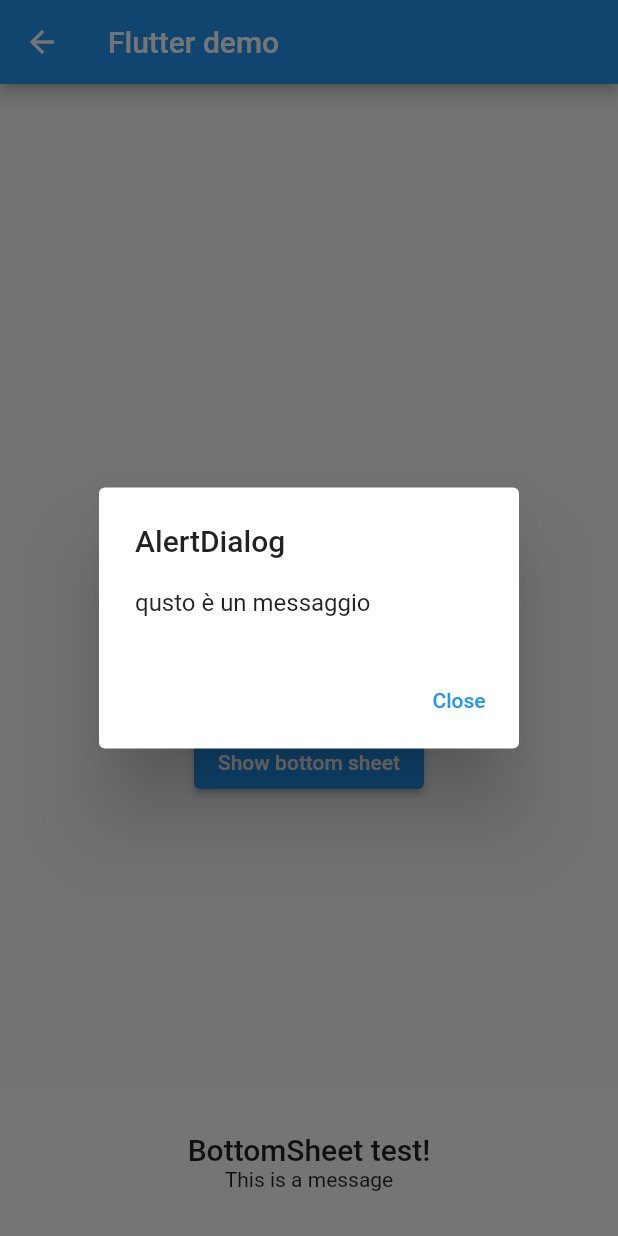
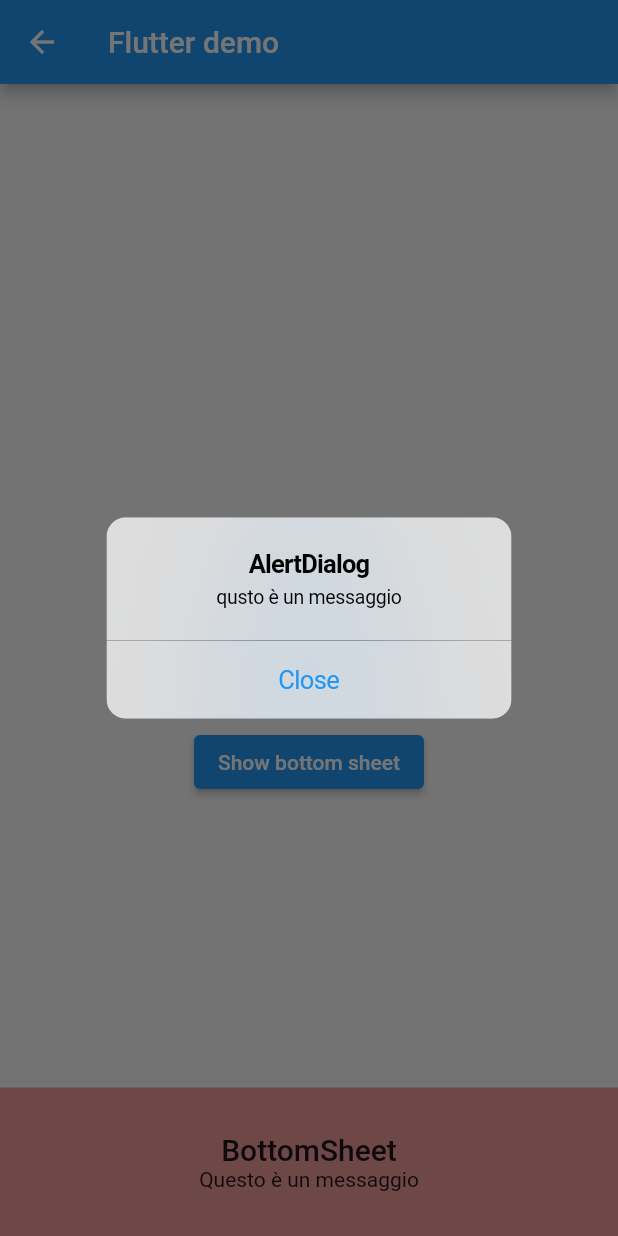
Before and after one commit to luigimicco/flutter_alert, a Flutter app: the screen it shows after launch, after a tap on "Show bottom sheet", after a tap on "Show alert dialog", on a phone screen of 412 x 824 dp. Run offline on Flutter 3.47's test engine with Material 2 defaults, Android fonts, the phone set to English and light mode, and no system bars.

Commit message:
add cupertino mode

```diff
--- a/lib/main.dart
+++ b/lib/main.dart
@@ -1,4 +1,5 @@
 import 'package:flutter/material.dart';
+import 'package:flutter/cupertino.dart';
 import 'platform_alert.dart';
 
 void main() => runApp(new MyApp());
@@ -95,14 +96,14 @@ class Home extends StatelessWidget {
         builder: (context) {
           return SafeArea(
               child: Container(
-            color: Theme.of(context).cardColor,
+            color: Colors.red[200],
             width: double.infinity,
             child: Padding(
                 padding: const EdgeInsets.symmetric(vertical: 30.0),
                 child: Column(mainAxisSize: MainAxisSize.min, children: [
-                  Text('BottomSheet test!',
+                  Text('BottomSheet',
                       style: Theme.of(context).textTheme.headline6),
-                  const Text('This is a message')
+                  const Text('Questo è un messaggio')
                 ])),
           ));
         });
@@ -112,36 +113,7 @@ class Home extends StatelessWidget {
     });
   }
 
-  Widget _buildRunCompleteSheet(context) {
-    return SafeArea(
-        child: Container(
-      color: Theme.of(context).cardColor,
-      width: double.infinity,
-      child: Padding(
-          padding: const EdgeInsets.symmetric(vertical: 30.0),
-          child: Column(mainAxisSize: MainAxisSize.min, children: [
-            Text('BottomSheet test!',
-                style: Theme.of(context).textTheme.headline6),
-            const Text('This is a message')
-          ])),
-    ));
-  }
-
-  void _buildMaterialAlert(BuildContext context, String title, String message) {
-    showDialog(
-        context: context,
-        builder: (context) {
-          return AlertDialog(
-              title: Text(title),
-              content: Text(message),
-              actions: [
-                TextButton(
-                    child: const Text('Close'),
-                    onPressed: () => Navigator.of(context).pop())
-              ]);
-        });
-  }
-
+/*
   void _showAlertDialog(BuildContext context, {TargetPlatform? style}) {
     showDialog(
         context: context,
@@ -151,6 +123,22 @@ class Home extends StatelessWidget {
               content: const Text("qusto è un messaggio"),
               actions: [
                 TextButton(
+                    child: const Text('Close'),
+                    onPressed: () => Navigator.of(context).pop())
+              ]);
+        });
+  }
+*/
+
+  void _showAlertDialog(BuildContext context, {TargetPlatform? style}) {
+    showDialog(
+        context: context,
+        builder: (context) {
+          return CupertinoAlertDialog(
+              title: const Text("AlertDialog"),
+              content: const Text("qusto è un messaggio"),
+              actions: [
+                CupertinoButton(
                     child: const Text('Close'),
                     onPressed: () => Navigator.of(context).pop())
               ]);
```
